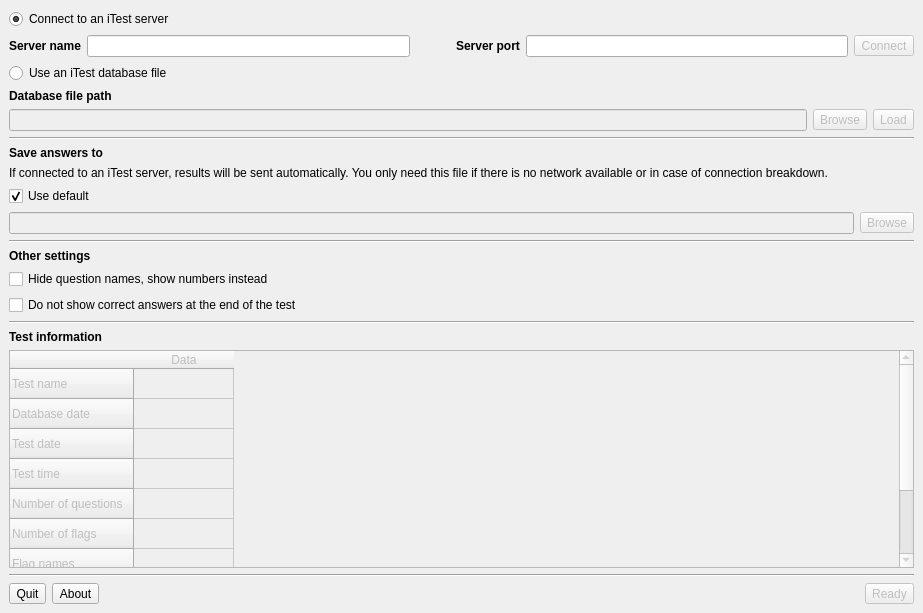
Qt form iTestClient/main_window.ui (DmitryGoldobin/iTest_Qt-4.8) before a commit.
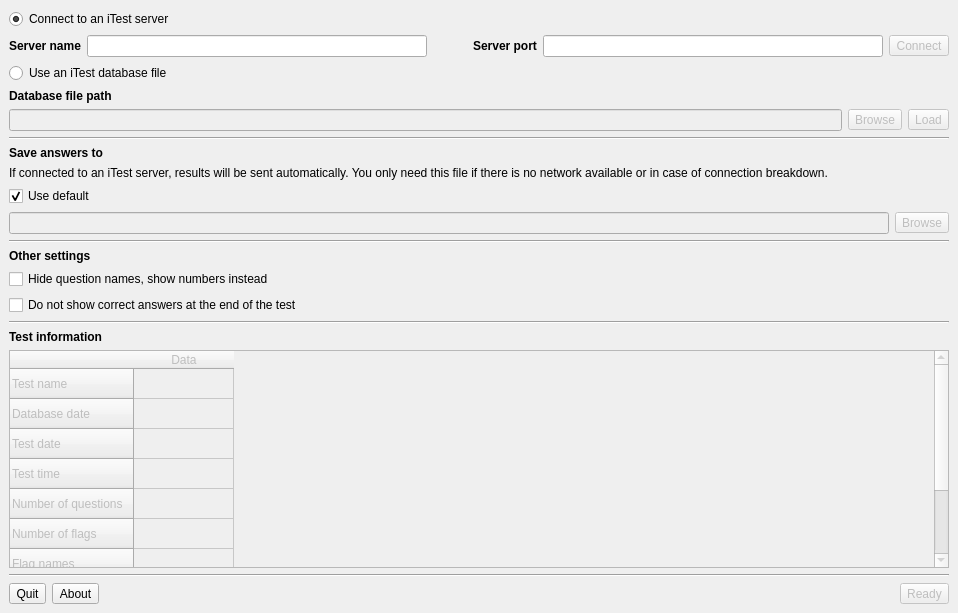
The same form after that commit. Icons and pictures are not drawn. Custom widgets are drawn as their Qt base class.

Commit message: decreased button font size in iTestClient

Diff of the .ui file:
```diff
--- a/iTestClient/main_window.ui
+++ b/iTestClient/main_window.ui
@@ -7,7 +7,7 @@
    <rect>
     <x>0</x>
     <y>0</y>
-    <width>923</width>
+    <width>958</width>
     <height>613</height>
    </rect>
   </property>
@@ -42,12 +42,6 @@
         </item>
         <item>
          <layout class="QHBoxLayout">
-          <property name="spacing">
-           <number>6</number>
-          </property>
-          <property name="margin">
-           <number>0</number>
-          </property>
           <item>
            <widget class="QLabel" name="label_server_name">
             <property name="text">
@@ -151,12 +145,6 @@
         </item>
         <item>
          <layout class="QHBoxLayout">
-          <property name="spacing">
-           <number>6</number>
-          </property>
-          <property name="margin">
-           <number>0</number>
-          </property>
           <item>
            <widget class="QLineEdit" name="DBPathLineEdit">
             <property name="enabled">
@@ -263,12 +251,6 @@
         </item>
         <item>
          <layout class="QHBoxLayout">
-          <property name="spacing">
-           <number>6</number>
-          </property>
-          <property name="margin">
-           <number>0</number>
-          </property>
           <item>
            <widget class="QLineEdit" name="savePathLineEdit">
             <property name="enabled">
@@ -421,12 +403,6 @@
         </item>
         <item>
          <layout class="QHBoxLayout">
-          <property name="spacing">
-           <number>6</number>
-          </property>
-          <property name="margin">
-           <number>0</number>
-          </property>
           <item>
            <widget class="QToolButton" name="tbtnQuit">
             <property name="text">
```
Left out of the diff: 48 changed lines with no effect on the pictures.
